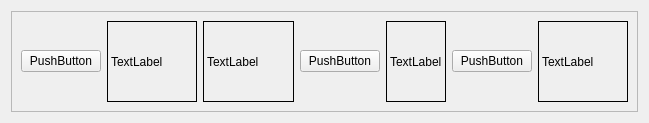
The window that kiosk/UI/widget_cart.ui (addinedu-advance-2nd/aris-repo-3) describes before a commit, drawn with Qt 5.
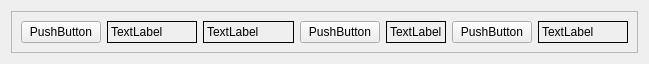
The same window after the commit.

```diff
--- a/kiosk/UI/widget_cart.ui
+++ b/kiosk/UI/widget_cart.ui
@@ -7,15 +7,27 @@
     <x>0</x>
     <y>0</y>
     <width>649</width>
-    <height>123</height>
+    <height>63</height>
    </rect>
   </property>
+  <property name="sizePolicy">
+   <sizepolicy hsizetype="Expanding" vsizetype="Preferred">
+    <horstretch>0</horstretch>
+    <verstretch>0</verstretch>
+   </sizepolicy>
+  </property>
   <property name="windowTitle">
    <string>Form</string>
   </property>
-  <layout class="QHBoxLayout" name="horizontalLayout_2">
+  <layout class="QVBoxLayout" name="verticalLayout">
    <item>
     <widget class="QFrame" name="cart_frame">
+     <property name="sizePolicy">
+      <sizepolicy hsizetype="Expanding" vsizetype="Preferred">
+       <horstretch>0</horstretch>
+       <verstretch>0</verstretch>
+      </sizepolicy>
+     </property>
      <property name="frameShape">
       <enum>QFrame::StyledPanel</enum>
      </property>
@@ -26,7 +38,7 @@
       <item>
        <widget class="QPushButton" name="btn_del">
         <property name="sizePolicy">
-         <sizepolicy hsizetype="Expanding" vsizetype="Fixed">
+         <sizepolicy hsizetype="Expanding" vsizetype="Expanding">
           <horstretch>1</horstretch>
           <verstretch>0</verstretch>
          </sizepolicy>
@@ -74,7 +86,7 @@
       <item>
        <widget class="QPushButton" name="btn_minus">
         <property name="sizePolicy">
-         <sizepolicy hsizetype="Expanding" vsizetype="Fixed">
+         <sizepolicy hsizetype="Preferred" vsizetype="Expanding">
           <horstretch>1</horstretch>
           <verstretch>0</verstretch>
          </sizepolicy>
@@ -103,7 +115,7 @@
       <item>
        <widget class="QPushButton" name="btn_plus">
         <property name="sizePolicy">
-         <sizepolicy hsizetype="Expanding" vsizetype="Fixed">
+         <sizepolicy hsizetype="Expanding" vsizetype="Expanding">
           <horstretch>1</horstretch>
           <verstretch>0</verstretch>
          </sizepolicy>
```
